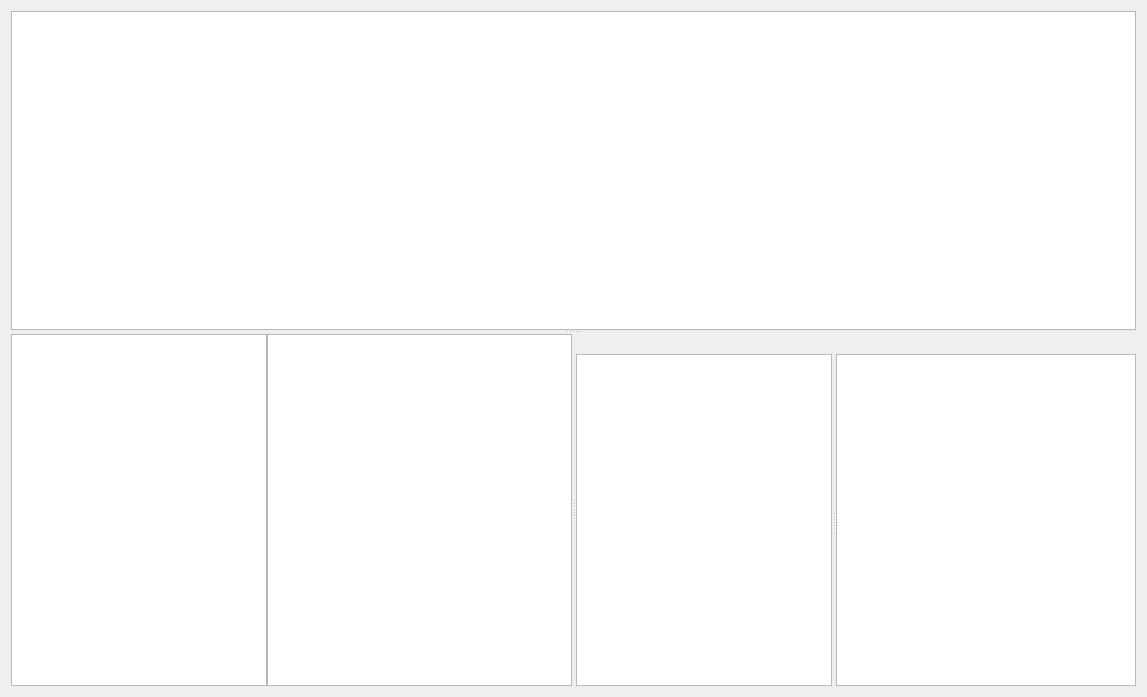
c-mellueh/SOM-Toolkit, file som_gui/module/usecases/qt/Widget.ui: the form before one commit.
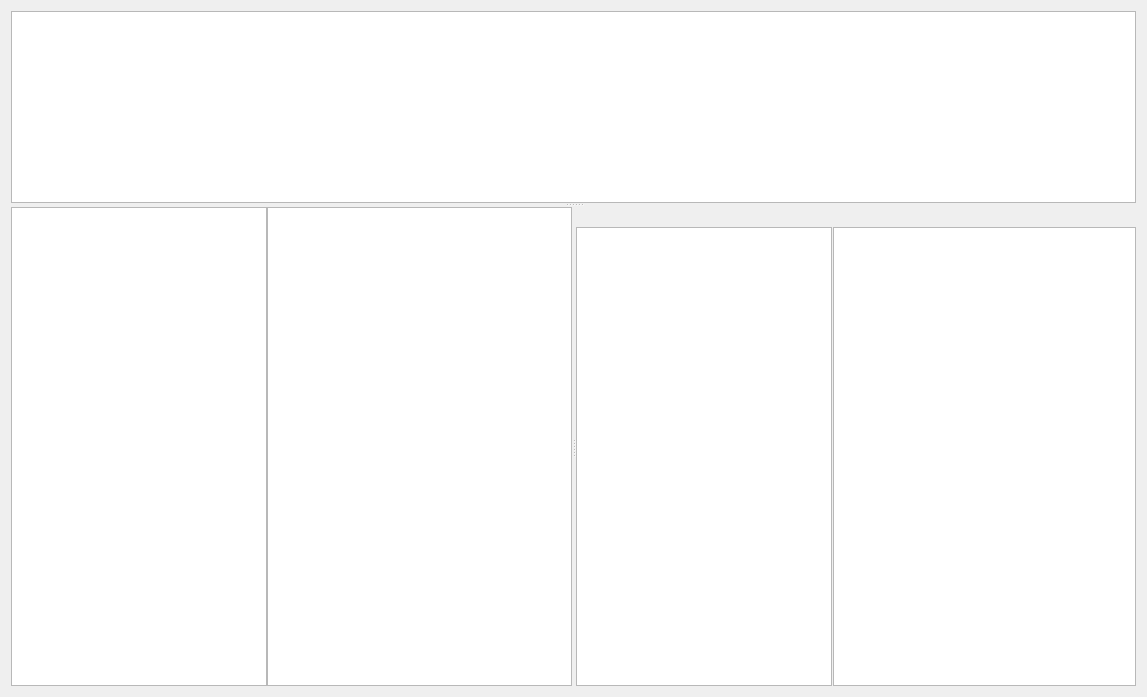
The form after the commit. Custom widgets are drawn as their Qt base class.

```diff
--- a/som_gui/module/usecases/qt/Widget.ui
+++ b/som_gui/module/usecases/qt/Widget.ui
@@ -28,6 +28,12 @@
       </attribute>
      </widget>
      <widget class="QSplitter" name="splitter_2">
+      <property name="sizePolicy">
+       <sizepolicy hsizetype="Expanding" vsizetype="Preferred">
+        <horstretch>0</horstretch>
+        <verstretch>1</verstretch>
+       </sizepolicy>
+      </property>
       <property name="orientation">
        <enum>Qt::Orientation::Horizontal</enum>
       </property>
@@ -42,6 +48,12 @@
         <number>0</number>
        </property>
        <widget class="ClassView" name="class_treeView_fixed">
+        <property name="sizePolicy">
+         <sizepolicy hsizetype="Expanding" vsizetype="Expanding">
+          <horstretch>0</horstretch>
+          <verstretch>1</verstretch>
+         </sizepolicy>
+        </property>
         <property name="verticalScrollBarPolicy">
          <enum>Qt::ScrollBarPolicy::ScrollBarAlwaysOff</enum>
         </property>
@@ -75,7 +87,14 @@
           <property name="orientation">
            <enum>Qt::Orientation::Horizontal</enum>
           </property>
-          <widget class="PropertyView" name="property_TableView_fixed"/>
+          <property name="handleWidth">
+           <number>1</number>
+          </property>
+          <widget class="PropertyView" name="property_TableView_fixed">
+           <property name="horizontalScrollMode">
+            <enum>QAbstractItemView::ScrollMode::ScrollPerPixel</enum>
+           </property>
+          </widget>
           <widget class="PropertyView" name="property_TableView_extendable">
            <property name="sizePolicy">
             <sizepolicy hsizetype="Expanding" vsizetype="Expanding">
@@ -83,6 +102,12 @@
              <verstretch>0</verstretch>
             </sizepolicy>
            </property>
+           <property name="horizontalScrollMode">
+            <enum>QAbstractItemView::ScrollMode::ScrollPerPixel</enum>
+           </property>
+           <attribute name="verticalHeaderVisible">
+            <bool>false</bool>
+           </attribute>
           </widget>
          </widget>
         </item>
```
